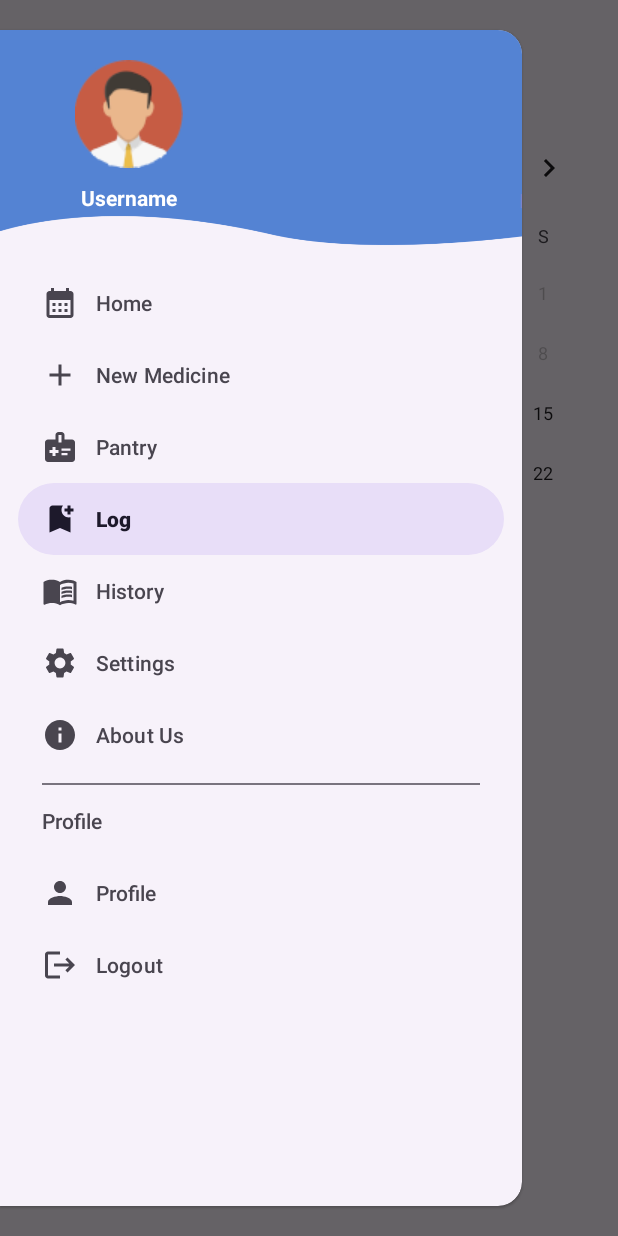
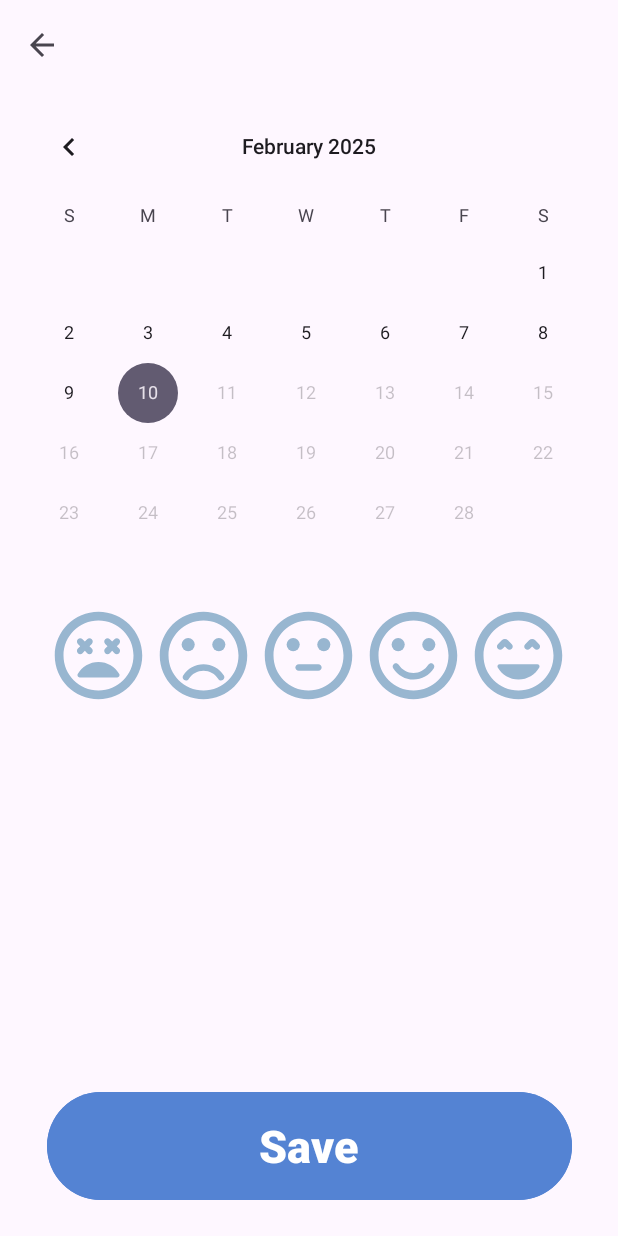
Before and after one commit to Listening-Raccoon/pamietaj-o-zdrowiu, an Android app: the CalendarActivity screen opened directly, with no data from a screen before it, in the side drawer, after a tap on "Log", on a phone screen of 412 x 824 dp. Run offline under Robolectric (Android 15) with nearby library versions, the phone set to English and light mode, and no system bars; our stand-ins replace Firebase (no records; nobody signed in at launch, a user with empty details on screens opened directly).

Commit message:
Added Log Activity

```diff
--- a/app/src/main/AndroidManifest.xml
+++ b/app/src/main/AndroidManifest.xml
@@ -12,6 +12,9 @@
         android:supportsRtl="true"
         android:theme="@style/Theme.PamietajOZdrowiu"
         tools:targetApi="31">
+        <activity
+            android:name=".LogActivity"
+            android:exported="false" />
         <activity
             android:name=".PantryActivity"
             android:exported="false" />
--- a/app/src/main/java/com/example/pamietajozdrowiu/CalendarActivity.java
+++ b/app/src/main/java/com/example/pamietajozdrowiu/CalendarActivity.java
@@ -109,6 +109,9 @@ public class CalendarActivity extends AppCompatActivity  implements RecyclerView
                     return true;
                 }
                 else if (id == R.id.nav_medical_log) {
+                    Intent intent = new Intent(CalendarActivity.this, LogActivity.class);
+                    startActivity(intent);
+                    drawerLayout.closeDrawer(GravityCompat.START);
                     return true;
                 }
                 else if (id == R.id.nav_medical_history) {
--- /dev/null
+++ b/app/src/main/java/com/example/pamietajozdrowiu/LogActivity.java
@@ -0,0 +1,169 @@
+package com.example.pamietajozdrowiu;
+
+import android.annotation.SuppressLint;
+import android.graphics.PorterDuff;
+import android.os.Bundle;
+import android.view.View;
+import android.widget.CalendarView;
+import android.widget.ImageView;
+
+import androidx.activity.EdgeToEdge;
+import androidx.annotation.NonNull;
+import androidx.appcompat.app.AppCompatActivity;
+import androidx.appcompat.widget.Toolbar;
+
+import com.google.android.gms.tasks.OnCompleteListener;
+import com.google.android.gms.tasks.Task;
+import com.google.firebase.auth.FirebaseAuth;
+import com.google.firebase.auth.FirebaseUser;
+import com.google.firebase.firestore.FirebaseFirestore;
+import com.google.firebase.firestore.QuerySnapshot;
+
+import java.util.Date;
+import java.util.HashMap;
+import java.util.List;
+
+public class LogActivity extends AppCompatActivity {
+
+    Toolbar toolbar;
+    CalendarView calendarView;
+
+    FirebaseAuth auth;
+    FirebaseUser currentUser;
+    FirebaseFirestore firestore;
+
+    List<ImageView> ratings;
+    int selectedRating;
+
+    HashMap<Date, Integer> downloadedRatings;
+
+    @Override
+    protected void onCreate(Bundle savedInstanceState) {
+        super.onCreate(savedInstanceState);
+        EdgeToEdge.enable(this);
+        setContentView(R.layout.activity_log);
+
+        ratings = List.of(findViewById(R.id.log_rating_1),
+                findViewById(R.id.log_rating_2),
+                findViewById(R.id.log_rating_3),
+                findViewById(R.id.log_rating_4),
+                findViewById(R.id.log_rating_5));
+
+        selectedRating = -1;
+
+        ratings.get(0).setOnClickListener(new View.OnClickListener() {
+            @Override
+            public void onClick(View v) {
+                for (ImageView rating: ratings) {
+                    rating.getBackground().mutate().setColorFilter(getResources()
+                            .getColor(R.color.gray), PorterDuff.Mode.SRC_ATOP);
+                }
+                v.getBackground().mutate().setColorFilter(getResources()
+                        .getColor(android.R.color.holo_green_dark), PorterDuff.Mode.SRC_ATOP);
+                selectedRating = 0;
+            }
+        });
+
+        ratings.get(1).setOnClickListener(new View.OnClickListener() {
+            @Override
+            public void onClick(View v) {
+                for (ImageView rating: ratings) {
+                    rating.getBackground().mutate().setColorFilter(getResources()
+                            .getColor(R.color.gray), PorterDuff.Mode.SRC_ATOP);
+                }
+                v.getBackground().mutate().setColorFilter(getResources()
+                        .getColor(android.R.color.holo_green_dark), PorterDuff.Mode.SRC_ATOP);
+                selectedRating = 1;
+            }
+        });
+
+        ratings.get(2).setOnClickListener(new View.OnClickListener() {
+            @Override
+            public void onClick(View v) {
+                for (ImageView rating: ratings) {
+                    rating.getBackground().mutate().setColorFilter(getResources()
+                            .getColor(R.color.gray), PorterDuff.Mode.SRC_ATOP);
+                }
+                v.getBackground().mutate().setColorFilter(getResources()
+                        .getColor(android.R.color.holo_green_dark), PorterDuff.Mode.SRC_ATOP);
+                selectedRating = 2;
+            }
+        });
+
+        ratings.get(3).setOnClickListener(new View.OnClickListener() {
+            @Override
+            public void onClick(View v) {
+                for (ImageView rating: ratings) {
+                    rating.getBackground().mutate().setColorFilter(getResources()
+                            .getColor(R.color.gray), PorterDuff.Mode.SRC_ATOP);
+                }
+                v.getBackground().mutate().setColorFilter(getResources()
+                        .getColor(android.R.color.holo_green_dark), PorterDuff.Mode.SRC_ATOP);
+                selectedRating = 3;
+            }
+        });
+
+        ratings.get(4).setOnClickListener(new View.OnClickListener() {
+            @Override
+            public void onClick(View v) {
+                for (ImageView rating: ratings) {
+                    rating.getBackground().mutate().setColorFilter(getResources()
+                            .getColor(R.color.gray), PorterDuff.Mode.SRC_ATOP);
+                }
+                v.getBackground().mutate().setColorFilter(getResources()
+                        .getColor(android.R.color.holo_green_dark), PorterDuff.Mode.SRC_ATOP);
+                selectedRating = 4;
+            }
+        });
+
+        auth = FirebaseAuth.getInstance();
+        currentUser = auth.getCurrentUser();
+        firestore = FirebaseFirestore.getInstance();
+
+        toolbar = findViewById(R.id.toolbar);
+        calendarView = findViewById(R.id.calendar_view);
+
+        calendarView.setMaxDate(System.currentTimeMillis() - 1000);
+
+
+        setSupportActionBar(toolbar);
+        getSupportActionBar().setDisplayShowTitleEnabled(false);
+        getSupportActionBar().setDisplayHomeAsUpEnabled(true);
+        getSupportActionBar().setDisplayShowHomeEnabled(true);
+    }
+
+    @Override
+    public boolean onSupportNavigateUp() {
+        onBackPressed();
+        return true;
+    }
+
+    @Override
+    protected void onResume() {
+        super.onResume();
+        selectedRating = -1;
+        for (ImageView rating: ratings) {
+            rating.getBackground().mutate().setColorFilter(getResources()
+                    .getColor(R.color.gray), PorterDuff.Mode.SRC_ATOP);
+        }
+    }
+
+    private void SetRating(int position) {
+        for (ImageView rating: ratings) {
+            rating.getBackground().mutate().setColorFilter(getResources()
+                    .getColor(R.color.gray), PorterDuff.Mode.SRC_ATOP);
+        }
+        ratings.get(position).getBackground().mutate().setColorFilter(getResources()
+                .getColor(android.R.color.holo_green_dark), PorterDuff.Mode.SRC_ATOP);
+    }
+
+    private void GetRatingsFromDatabase() {
+        firestore.collection("userData").document(currentUser.getUid()).collection("ratings").get()
+                .addOnCompleteListener(new OnCompleteListener<QuerySnapshot>() {
+                    @Override
+                    public void onComplete(@NonNull Task<QuerySnapshot> task) {
+
+                    }
+                });
+    }
+}
--- /dev/null
+++ b/app/src/main/res/drawable/round_rating_1_24.xml
@@ -0,0 +1,5 @@
+<vector xmlns:android="http://schemas.android.com/apk/res/android" android:height="24dp" android:tint="#97B6D1" android:viewportHeight="24" android:viewportWidth="24" android:width="24dp">
+
+    <path android:fillColor="@android:color/white" android:pathData="M12,13.5c-2.03,0 -3.8,1.11 -4.75,2.75 -0.19,0.33 0.06,0.75 0.44,0.75h8.62c0.38,0 0.63,-0.42 0.44,-0.75 -0.95,-1.64 -2.72,-2.75 -4.75,-2.75zM8.35,11.47l0.53,-0.53 0.53,0.53c0.29,0.29 0.77,0.29 1.06,0 0.29,-0.29 0.29,-0.77 0,-1.06l-0.53,-0.53 0.53,-0.53c0.29,-0.29 0.29,-0.77 0,-1.06 -0.29,-0.29 -0.77,-0.29 -1.06,0l-0.53,0.53 -0.53,-0.53c-0.29,-0.29 -0.77,-0.29 -1.06,0 -0.29,0.29 -0.29,0.77 0,1.06l0.53,0.53 -0.53,0.53c-0.29,0.29 -0.29,0.77 0,1.06 0.29,0.29 0.77,0.29 1.06,0zM11.99,2C6.47,2 2,6.47 2,12s4.47,10 9.99,10S22,17.53 22,12 17.52,2 11.99,2zM12,20c-4.42,0 -8,-3.58 -8,-8s3.58,-8 8,-8 8,3.58 8,8 -3.58,8 -8,8zM15.65,8.29l-0.53,0.53 -0.53,-0.53c-0.29,-0.29 -0.77,-0.29 -1.06,0 -0.29,0.29 -0.29,0.77 0,1.06l0.53,0.53 -0.53,0.53c-0.29,0.29 -0.29,0.77 0,1.06 0.29,0.29 0.77,0.29 1.06,0l0.53,-0.53 0.53,0.53c0.29,0.29 0.77,0.29 1.06,0 0.29,-0.29 0.29,-0.77 0,-1.06l-0.53,-0.53 0.53,-0.53c0.29,-0.29 0.29,-0.77 0,-1.06 -0.29,-0.29 -0.77,-0.29 -1.06,0z"/>
+
+</vector>
--- /dev/null
+++ b/app/src/main/res/drawable/round_rating_2_24.xml
@@ -0,0 +1,9 @@
+<vector xmlns:android="http://schemas.android.com/apk/res/android" android:height="24dp" android:tint="#97B6D1" android:viewportHeight="24" android:viewportWidth="24" android:width="24dp">
+
+    <path android:fillColor="@android:color/white" android:pathData="M15.5,9.5m-1.5,0a1.5,1.5 0,1 1,3 0a1.5,1.5 0,1 1,-3 0"/>
+
+    <path android:fillColor="@android:color/white" android:pathData="M8.5,9.5m-1.5,0a1.5,1.5 0,1 1,3 0a1.5,1.5 0,1 1,-3 0"/>
+
+    <path android:fillColor="@android:color/white" android:pathData="M11.99,2C6.47,2 2,6.48 2,12s4.47,10 9.99,10C17.52,22 22,17.52 22,12S17.52,2 11.99,2zM12,20c-4.42,0 -8,-3.58 -8,-8s3.58,-8 8,-8 8,3.58 8,8 -3.58,8 -8,8zM12,14c-1.9,0 -3.63,0.97 -4.65,2.58 -0.22,0.35 -0.11,0.81 0.24,1.03 0.35,0.22 0.81,0.11 1.03,-0.24 0.74,-1.18 2,-1.88 3.38,-1.88s2.64,0.7 3.38,1.88c0.14,0.23 0.39,0.35 0.64,0.35 0.14,0 0.27,-0.04 0.4,-0.11 0.35,-0.22 0.46,-0.68 0.24,-1.03C15.63,14.96 13.9,14 12,14z"/>
+
+</vector>
--- /dev/null
+++ b/app/src/main/res/drawable/round_rating_3_24.xml
@@ -0,0 +1,11 @@
+<vector xmlns:android="http://schemas.android.com/apk/res/android" android:height="24dp" android:tint="#97B6D1" android:viewportHeight="24" android:viewportWidth="24" android:width="24dp">
+
+    <path android:fillColor="@android:color/white" android:pathData="M9.75,15.5h4.5c0.41,0 0.75,-0.34 0.75,-0.75s-0.34,-0.75 -0.75,-0.75h-4.5c-0.41,0 -0.75,0.34 -0.75,0.75s0.34,0.75 0.75,0.75z"/>
+
+    <path android:fillColor="@android:color/white" android:pathData="M15.5,9.5m-1.5,0a1.5,1.5 0,1 1,3 0a1.5,1.5 0,1 1,-3 0"/>
+
+    <path android:fillColor="@android:color/white" android:pathData="M8.5,9.5m-1.5,0a1.5,1.5 0,1 1,3 0a1.5,1.5 0,1 1,-3 0"/>
+
+    <path android:fillColor="@android:color/white" android:pathData="M11.99,2C6.47,2 2,6.48 2,12s4.47,10 9.99,10C17.52,22 22,17.52 22,12S17.52,2 11.99,2zM12,20c-4.42,0 -8,-3.58 -8,-8s3.58,-8 8,-8 8,3.58 8,8 -3.58,8 -8,8z"/>
+
+</vector>
--- /dev/null
+++ b/app/src/main/res/drawable/round_rating_4_24.xml
@@ -0,0 +1,9 @@
+<vector xmlns:android="http://schemas.android.com/apk/res/android" android:height="24dp" android:tint="#97B6D1" android:viewportHeight="24" android:viewportWidth="24" android:width="24dp">
+
+    <path android:fillColor="@android:color/white" android:pathData="M15.5,9.5m-1.5,0a1.5,1.5 0,1 1,3 0a1.5,1.5 0,1 1,-3 0"/>
+
+    <path android:fillColor="@android:color/white" android:pathData="M8.5,9.5m-1.5,0a1.5,1.5 0,1 1,3 0a1.5,1.5 0,1 1,-3 0"/>
+
+    <path android:fillColor="@android:color/white" android:pathData="M11.99,2C6.47,2 2,6.48 2,12s4.47,10 9.99,10C17.52,22 22,17.52 22,12S17.52,2 11.99,2zM12,20c-4.42,0 -8,-3.58 -8,-8s3.58,-8 8,-8 8,3.58 8,8 -3.58,8 -8,8zM16.41,13.89c-0.35,-0.22 -0.82,-0.11 -1.03,0.24 -0.74,1.17 -2,1.87 -3.38,1.87s-2.64,-0.7 -3.38,-1.88c-0.22,-0.35 -0.68,-0.46 -1.03,-0.24 -0.35,0.22 -0.46,0.68 -0.24,1.03C8.37,16.54 10.1,17.5 12,17.5s3.63,-0.97 4.65,-2.58c0.22,-0.35 0.11,-0.81 -0.24,-1.03z"/>
+
+</vector>
--- /dev/null
+++ b/app/src/main/res/drawable/round_rating_5_24.xml
@@ -0,0 +1,5 @@
+<vector xmlns:android="http://schemas.android.com/apk/res/android" android:height="24dp" android:tint="#97B6D1" android:viewportHeight="24" android:viewportWidth="24" android:width="24dp">
+
+    <path android:fillColor="@android:color/white" android:pathData="M8.88,9.94l0.53,0.53c0.29,0.29 0.77,0.29 1.06,0 0.29,-0.29 0.29,-0.77 0,-1.06l-0.88,-0.88c-0.39,-0.39 -1.02,-0.39 -1.41,0l-0.89,0.88c-0.29,0.29 -0.29,0.77 0,1.06 0.29,0.29 0.77,0.29 1.06,0l0.53,-0.53zM12,17.5c2.03,0 3.8,-1.11 4.75,-2.75 0.19,-0.33 -0.05,-0.75 -0.44,-0.75L7.69,14c-0.38,0 -0.63,0.42 -0.44,0.75 0.95,1.64 2.72,2.75 4.75,2.75zM13.53,10.47c0.29,0.29 0.77,0.29 1.06,0l0.53,-0.53 0.53,0.53c0.29,0.29 0.77,0.29 1.06,0 0.29,-0.29 0.29,-0.77 0,-1.06l-0.88,-0.88c-0.39,-0.39 -1.02,-0.39 -1.41,0l-0.88,0.88c-0.3,0.29 -0.3,0.77 -0.01,1.06zM11.99,2C6.47,2 2,6.47 2,12s4.47,10 9.99,10S22,17.53 22,12 17.52,2 11.99,2zM12,20c-4.42,0 -8,-3.58 -8,-8s3.58,-8 8,-8 8,3.58 8,8 -3.58,8 -8,8z"/>
+
+</vector>
--- /dev/null
+++ b/app/src/main/res/layout/activity_log.xml
@@ -0,0 +1,117 @@
+<?xml version="1.0" encoding="utf-8"?>
+<androidx.constraintlayout.widget.ConstraintLayout xmlns:android="http://schemas.android.com/apk/res/android"
+    xmlns:app="http://schemas.android.com/apk/res-auto"
+    xmlns:tools="http://schemas.android.com/tools"
+    android:layout_width="match_parent"
+    android:layout_height="match_parent"
+    tools:context=".LogActivity"
+    android:fitsSystemWindows="true">
+
+    <androidx.appcompat.widget.Toolbar
+        android:id="@+id/toolbar"
+        android:layout_width="match_parent"
+        android:layout_height="60dp"
+        android:gravity="center_vertical"
+        app:layout_constraintBaseline_toTopOf="parent"
+        app:layout_constraintEnd_toEndOf="parent"
+        app:layout_constraintTop_toTopOf="parent"/>
+
+    <androidx.constraintlayout.widget.ConstraintLayout
+        android:id="@+id/log_constraint_layout"
+        android:layout_width="match_parent"
+        android:layout_height="match_parent"
+        app:layout_constraintTop_toTopOf="parent"
+        android:layout_marginTop="64dp">
+
+        <CalendarView
+            android:id="@+id/calendar_view"
+            android:layout_width="match_parent"
+            android:layout_height="wrap_content"
+            android:outlineAmbientShadowColor="@color/blue"
+            android:outlineSpotShadowColor="@color/blue"
+            app:layout_constraintTop_toTopOf="parent"/>
+
+        <TextView
+            android:visibility="gone"
+            android:id="@+id/nothing_to_display_textview"
+            android:layout_width="match_parent"
+            android:layout_height="wrap_content"
+            android:gravity="center"
+            android:text="@string/nothing_logged_that_day"
+            android:textSize="20sp"
+            android:textStyle="bold"
+            android:layout_marginTop="20dp"
+            app:layout_constraintTop_toBottomOf="@+id/calendar_view"/>
+
+        <ProgressBar
+            android:visibility="gone"
+            android:id="@+id/loading_data_progressbar"
+            android:layout_width="wrap_content"
+            android:layout_height="wrap_content"
+            android:layout_marginTop="20dp"
+            app:layout_constraintTop_toBottomOf="@+id/calendar_view"
+            app:layout_constraintStart_toStartOf="parent"
+            app:layout_constraintEnd_toEndOf="parent"/>
+
+        <LinearLayout
+            android:visibility="visible"
+            android:layout_width="match_parent"
+            android:layout_height="wrap_content"
+            app:layout_constraintTop_toBottomOf="@+id/calendar_view"
+            app:layout_constraintStart_toStartOf="parent"
+            app:layout_constraintEnd_toEndOf="parent"
+            android:layout_marginHorizontal="20dp"
+            android:orientation="horizontal"
+            android:gravity="center">
+
+
+            <ImageView
+                android:id="@+id/log_rating_1"
+                android:layout_width="70dp"
+                android:layout_height="70dp"
+                android:background="@drawable/round_rating_1_24"/>
+
+            <ImageView
+                android:id="@+id/log_rating_2"
+                android:layout_width="70dp"
+                android:layout_height="70dp"
+                android:background="@drawable/round_rating_2_24"/>
+
+            <ImageView
+                android:id="@+id/log_rating_3"
+                android:layout_width="70dp"
+                android:layout_height="70dp"
+                android:background="@drawable/round_rating_3_24"/>
+
+            <ImageView
+                android:id="@+id/log_rating_4"
+                android:layout_width="70dp"
+                android:layout_height="70dp"
+                android:background="@drawable/round_rating_4_24"/>
+
+            <ImageView
+                android:id="@+id/log_rating_5"
+                android:layout_width="70dp"
+                android:layout_height="70dp"
+                android:background="@drawable/round_rating_5_24"/>
+        </LinearLayout>
+
+        <Button
+            android:id="@+id/log_save_button"
+            android:layout_width="350dp"
+            android:layout_height="80dp"
+            app:layout_constraintBottom_toBottomOf="parent"
+            app:layout_constraintStart_toStartOf="parent"
+            app:layout_constraintEnd_toEndOf="parent"
+            android:layout_marginBottom="20dp"
+            android:text="@string/save"
+            android:foregroundTint="@color/blue"
+            android:backgroundTint="@color/blue"
+            android:textStyle="bold"
+            android:textSize="30sp"/>
+
+    </androidx.constraintlayout.widget.ConstraintLayout>
+
+
+
+</androidx.constraintlayout.widget.ConstraintLayout>
--- a/app/src/main/res/values/colors.xml
+++ b/app/src/main/res/values/colors.xml
@@ -8,4 +8,5 @@
     <color name="gray">#FF98B6D0</color>
     <color name="almost_white">#FFC1E8FF</color>
     <color name="red">#FFEA5D66</color>
+    <color name="gary">#FF97B6D1</color>
 </resources>
--- a/app/src/main/res/values/strings.xml
+++ b/app/src/main/res/values/strings.xml
@@ -64,4 +64,6 @@
     <string name="confirm">Confirm</string>
     <string name="delete">Delete</string>
     <string name="group">Group</string>
+    <string name="save">Save</string>
+    <string name="nothing_logged_that_day">Nothing logged that day</string>
 </resources>
```
